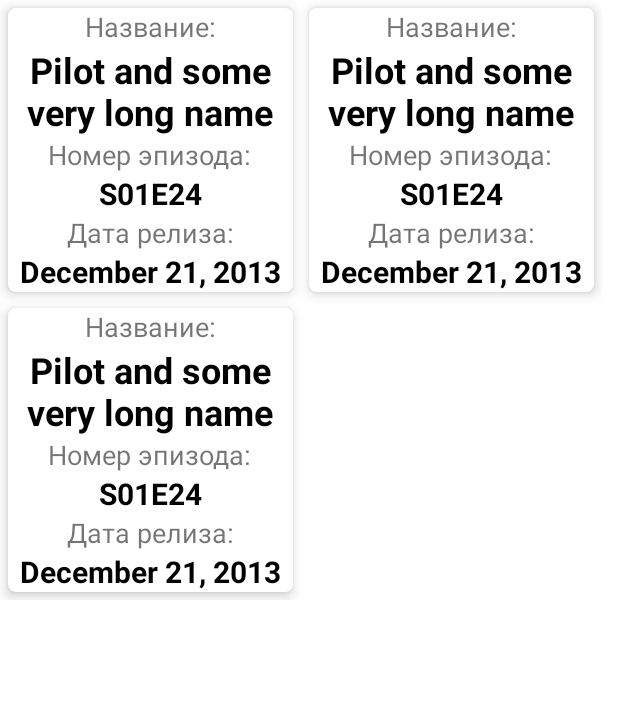
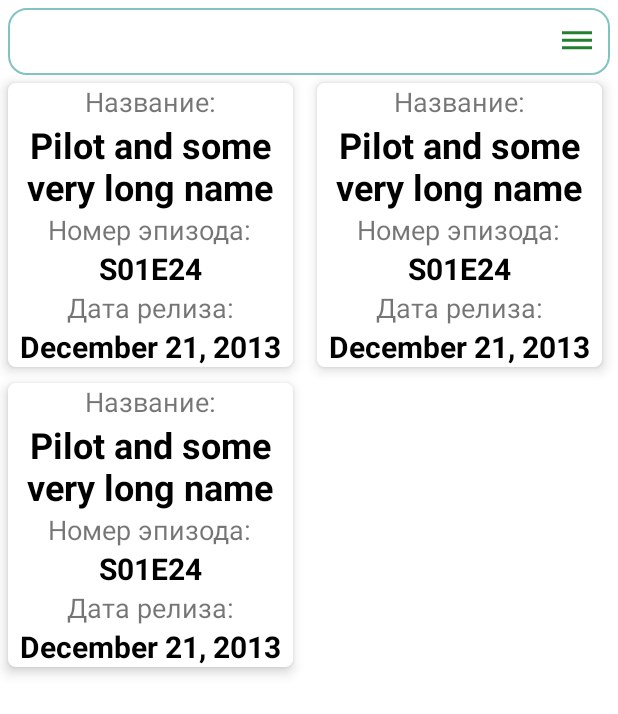
Before and after one commit to Mongke22/AstonFinalProject, an Android app: the layout fragment_episode.xml on its own in the app's theme, with its tools: preview values and no code run, on a phone screen of 412 x 824 dp. Shown: the top 714 px of the screen. Run offline under Robolectric (Android 15) with nearby library versions, the phone set to English and light mode, and no system bars; network calls fail.

Commit message:
Общая viewModel и общая обработка наличия данных для отображения

```diff
--- a/app/src/main/java/com/example/astonfinalproject/presentation/MainActivity.kt
+++ b/app/src/main/java/com/example/astonfinalproject/presentation/MainActivity.kt
@@ -5,6 +5,7 @@ import androidx.appcompat.app.AppCompatActivity
 import android.os.Bundle
 import android.os.PersistableBundle
 import android.util.Log
+import android.view.View
 import androidx.lifecycle.ViewModelProvider
 import com.example.astonfinalproject.R
 import com.example.astonfinalproject.data.LogicRepositoryImpl
@@ -52,8 +53,6 @@ class MainActivity : AppCompatActivity() {
 
     private fun setToolBarMenu() {
         binding.toolBar.setNavigationOnClickListener {
-            supportFragmentManager.popBackStack()
-            binding.toolBar.title = "Персонажи"
             viewModel.moveToScreen(MainViewModel.Companion.Screen.CHARACTERS)
         }
     }
@@ -62,15 +61,12 @@ class MainActivity : AppCompatActivity() {
         binding.bottomNavigationView.setOnItemReselectedListener {
             when (it.itemId) {
                 R.id.characters_fragment -> {
-                    binding.toolBar.title = "Персонажи"
                     viewModel.moveToScreen(MainViewModel.Companion.Screen.CHARACTERS)
                 }
                 R.id.episodes_fragment -> {
-                    binding.toolBar.title = "Персонажи"
                     viewModel.moveToScreen(MainViewModel.Companion.Screen.EPISODES)
                 }
                 R.id.locations_fragment -> {
-                    binding.toolBar.title = "Персонажи"
                     viewModel.moveToScreen(MainViewModel.Companion.Screen.LOCATIONS)
                 }
             }
--- a/app/src/main/java/com/example/astonfinalproject/presentation/fragments/SingleCharacterFragment.kt
+++ b/app/src/main/java/com/example/astonfinalproject/presentation/fragments/SingleCharacterFragment.kt
@@ -21,11 +21,6 @@ import com.example.astonfinalproject.presentation.recyclerView.adapters.Episodes
 class SingleCharacterFragment : BaseFragment<FragmentSingleCharacterBinding>() {
 
     companion object {
-
-        private const val ID = "id"
-        private const val UNDEFINED = -1
-
-        private lateinit var viewModel: MainViewModel
 
         fun newInstance(vm: MainViewModel, getId: Int): SingleCharacterFragment {
             viewModel = vm
--- a/app/src/main/java/com/example/astonfinalproject/presentation/fragments/SingleEpisodeFragment.kt
+++ b/app/src/main/java/com/example/astonfinalproject/presentation/fragments/SingleEpisodeFragment.kt
@@ -17,12 +17,6 @@ import com.example.astonfinalproject.presentation.recyclerView.adapters.Episodes
 
 class SingleEpisodeFragment : BaseFragment<FragmentSingleEpisodeBinding>() {
     companion object {
-
-        private const val ID = "id"
-        private const val UNDEFINED = -1
-
-        private lateinit var viewModel: MainViewModel
-
         fun newInstance(vm: MainViewModel, getId: Int): SingleEpisodeFragment {
             viewModel = vm
             return SingleEpisodeFragment().apply {
--- a/app/src/main/java/com/example/astonfinalproject/presentation/fragments/SingleLocationFragment.kt
+++ b/app/src/main/java/com/example/astonfinalproject/presentation/fragments/SingleLocationFragment.kt
@@ -13,12 +13,6 @@ import com.example.astonfinalproject.presentation.MainViewModel
 class SingleLocationFragment : BaseFragment<FragmentSingleLocationBinding>() {
 
     companion object{
-
-        private const val ID = "id"
-        private const val UNDEFINED = -1
-
-        private lateinit var viewModel: MainViewModel
-
         fun newInstance(vm: MainViewModel, getId: Int): SingleLocationFragment{
            viewModel = vm
             return SingleLocationFragment().apply {
--- a/app/src/main/res/layout/fragment_episode.xml
+++ b/app/src/main/res/layout/fragment_episode.xml
@@ -1,21 +1,46 @@
 <?xml version="1.0" encoding="utf-8"?>
-<FrameLayout xmlns:android="http://schemas.android.com/apk/res/android"
+<androidx.constraintlayout.widget.ConstraintLayout xmlns:android="http://schemas.android.com/apk/res/android"
     xmlns:tools="http://schemas.android.com/tools"
     android:layout_width="match_parent"
     android:layout_height="match_parent"
     xmlns:app="http://schemas.android.com/apk/res-auto"
     tools:context=".presentation.fragments.EpisodeFragment">
 
+    <include
+        android:id="@+id/searchField"
+        layout="@layout/search_field"
+        android:layout_width="0dp"
+        android:layout_height="wrap_content"
+        android:layout_margin="5dp"
+        app:layout_constraintEnd_toEndOf="parent"
+        app:layout_constraintStart_toStartOf="parent"
+        app:layout_constraintTop_toTopOf="parent" />
+
+
     <androidx.recyclerview.widget.RecyclerView
         android:id="@+id/rv_episodes"
-        android:layout_width="wrap_content"
-        android:layout_height="wrap_content"
+        android:layout_width="0dp"
+        android:layout_height="0dp"
         app:layoutManager="androidx.recyclerview.widget.GridLayoutManager"
         app:spanCount="2"
         app:layout_constraintBottom_toBottomOf="parent"
         app:layout_constraintEnd_toEndOf="parent"
         app:layout_constraintStart_toStartOf="parent"
-        app:layout_constraintTop_toTopOf="parent"
+        app:layout_constraintTop_toBottomOf="@id/searchField"
         tools:listitem="@layout/episodes_card_view" />
-
-</FrameLayout>
+    <TextView
+        android:id="@+id/tvNoData"
+        android:layout_width="0dp"
+        android:layout_height="0dp"
+        android:gravity="center"
+        android:text="Нет данных"
+        android:textColor="@color/black"
+        android:textSize="30sp"
+        android:background="@color/white"
+        android:visibility="gone"
+        app:layout_constraintBottom_toBottomOf="parent"
+        app:layout_constraintEnd_toEndOf="parent"
+        app:layout_constraintStart_toStartOf="parent"
+        app:layout_constraintTop_toBottomOf="@id/searchField"
+        />
+</androidx.constraintlayout.widget.ConstraintLayout>
```
Also changed, not shown: app/src/main/java/com/example/astonfinalproject/presentation/MainViewModel.kt (+7 -0 lines), app/src/main/java/com/example/astonfinalproject/presentation/Navigator.kt (+18 -0 lines), app/src/main/java/com/example/astonfinalproject/presentation/fragments/BaseFragment.kt (+26 -2 lines), app/src/main/java/com/example/astonfinalproject/presentation/fragments/CharacterFragment.kt (+38 -18 lines), app/src/main/java/com/example/astonfinalproject/presentation/fragments/EpisodeFragment.kt (+6 -3 lines), app/src/main/java/com/example/astonfinalproject/presentation/fragments/LocationFragment.kt (+5 -4 lines), app/src/main/res/layout/activity_main.xml (+0 -13 lines), app/src/main/res/layout/fragment_character.xml (+16 -0 lines), app/src/main/res/layout/fragment_location.xml (+32 -5 lines).
